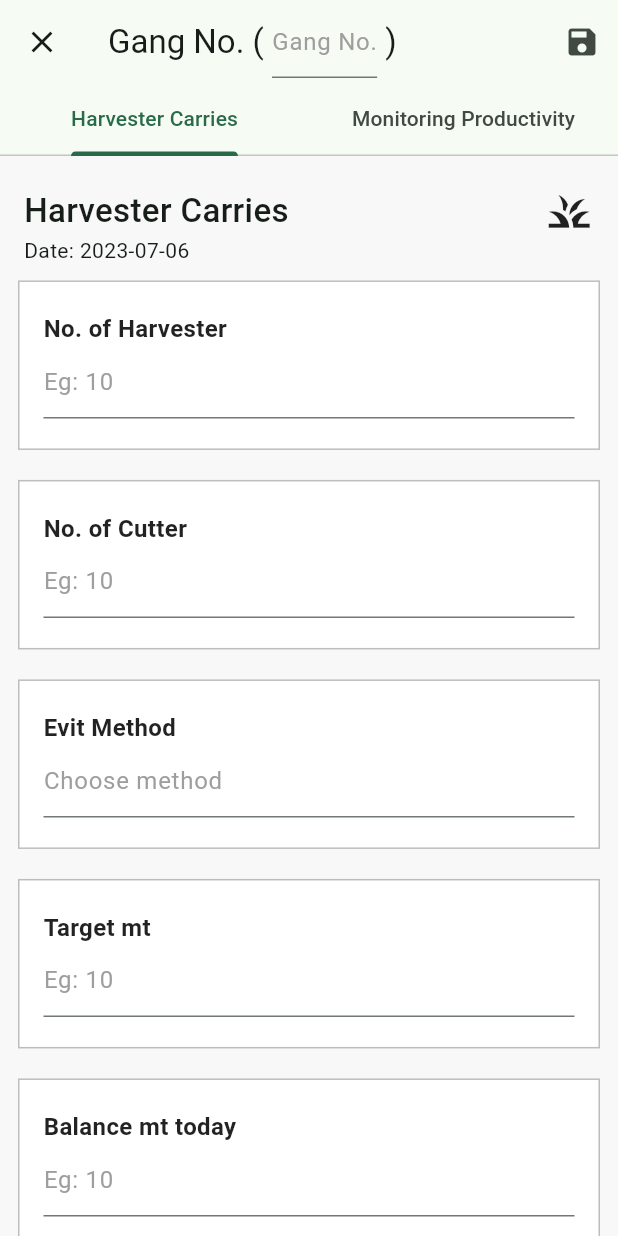
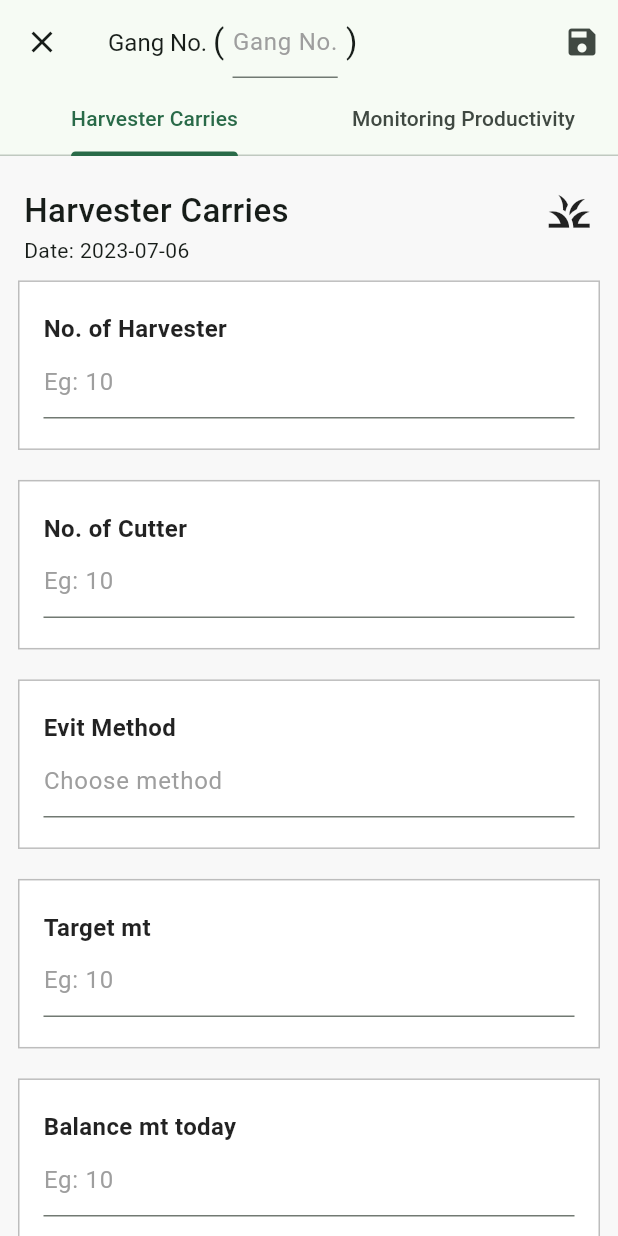
Before and after one commit to Muitsu/JAPS-Manaegement-System, a Flutter app: the HarvestAddgang screen opened directly with empty values, on a phone screen of 412 x 824 dp. Run offline on Flutter 3.47's test engine with Material 2 defaults, Android fonts, the phone set to English and light mode, and no system bars; our stand-ins replace another_flushbar, sqflite; accounts and stored records are empty.

Commit message:
add delete function

```diff
--- a/lib/data/datasource/local/tables/db_fields.dart
+++ b/lib/data/datasource/local/tables/db_fields.dart
@@ -59,7 +59,8 @@ class HarvesterFields {
 
 class GangFields {
   static const String tableName = 'gang_table';
-  static const String id = 'harvester_id';
+  static const String id = 'id';
+  static const String harvId = 'harvester_id';
   static const String gangNo = 'gang_no';
   static const String noHarvester = 'no_harvester';
   static const String noCutter = 'no_cutter';
--- a/lib/data/repository/gang_model.dart
+++ b/lib/data/repository/gang_model.dart
@@ -1,4 +1,5 @@
 class GangModel {
+  int? id;
   int? harvesterId;
   String? gangNo;
   String? noHarvester;
@@ -14,7 +15,8 @@ class GangModel {
   String? harvTotDispt;
 
   GangModel(
-      {this.harvesterId,
+      {this.id,
+      this.harvesterId,
       this.gangNo,
       this.noHarvester,
       this.noCutter,
@@ -29,6 +31,7 @@ class GangModel {
       this.harvTotDispt});
 
   GangModel.fromJson(Map<String, dynamic> json) {
+    id = json['id'];
     harvesterId = json['harvester_id'];
     gangNo = json['gang_no'];
     noHarvester = json['no_harvester'];
@@ -46,6 +49,7 @@ class GangModel {
 
   Map<String, dynamic> toJson() {
     final Map<String, dynamic> data = <String, dynamic>{};
+    data['id'] = id;
     data['harvester_id'] = harvesterId;
     data['gang_no'] = gangNo;
     data['no_harvester'] = noHarvester;
@@ -63,6 +67,7 @@ class GangModel {
   }
 
   GangModel copyWith({
+    int? id,
     int? harvesterId,
     String? gangNo,
     String? noHarvester,
@@ -78,6 +83,7 @@ class GangModel {
     String? harvTotDispt,
   }) {
     return GangModel(
+      id: id ?? this.id,
       harvesterId: harvesterId ?? this.harvesterId,
       gangNo: gangNo ?? this.gangNo,
       noHarvester: noHarvester ?? this.noHarvester,
--- a/lib/pages/harvesting/harvest_add_gang.dart
+++ b/lib/pages/harvesting/harvest_add_gang.dart
@@ -153,7 +153,10 @@ class _HarvestAddgangState extends State<HarvestAddgang> {
           title: Row(
             mainAxisSize: MainAxisSize.min,
             children: [
-              const Text('Gang No. '),
+              const Text(
+                'Gang No. ',
+                style: TextStyle(fontSize: 16),
+              ),
               const Text('( '),
               ConstrainedBox(
                 constraints: BoxConstraints(
@@ -172,13 +175,24 @@ class _HarvestAddgangState extends State<HarvestAddgang> {
             ],
           ),
           actions: [
+            Visibility(
+                visible: widget.isEdit,
+                child: IconButton(
+                    onPressed: () {
+                      LocalDBRepo()
+                          .deleteGang(model: widget.model!)
+                          .then((value) {
+                        harvestProvider.fetchGangList(id: widget.id);
+                        Navigator.pop(context);
+                      });
+                    },
+                    icon: const Icon(Icons.delete))),
             IconButton(
                 onPressed: () {
                   if (widget.isEdit) {
                     LocalDBRepo()
                         .updateGang(
                             model: widget.model!.copyWith(
-                                harvesterId: widget.id,
                                 gangNo: widget.gangNo,
                                 noHarvester: noHvstrCtrl.text,
                                 noCutter: noCutterCtrl.text,
```
Also changed, not shown: lib/data/datasource/local/tables/db_tables.dart (+2 -13 lines), lib/data/repository/local_db_repo.dart (+43 -7 lines), lib/pages/harvesting/harvest_home.dart (+35 -3 lines), lib/pages/upkeep/upkeep_home.dart (+12 -0 lines).
